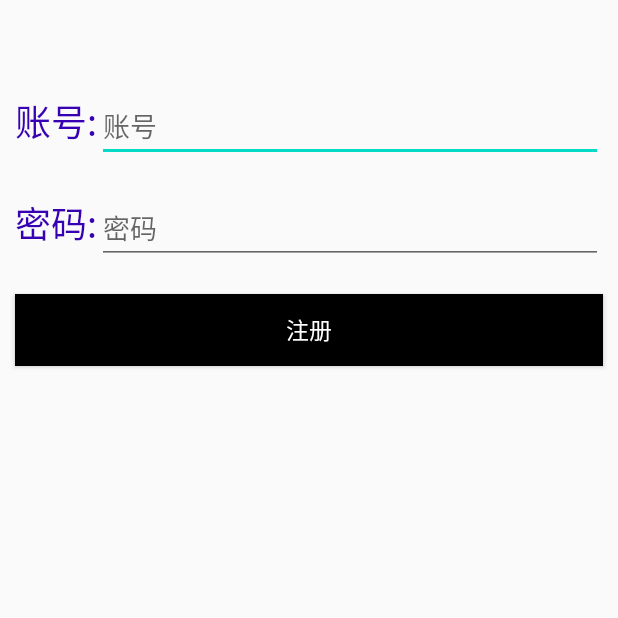
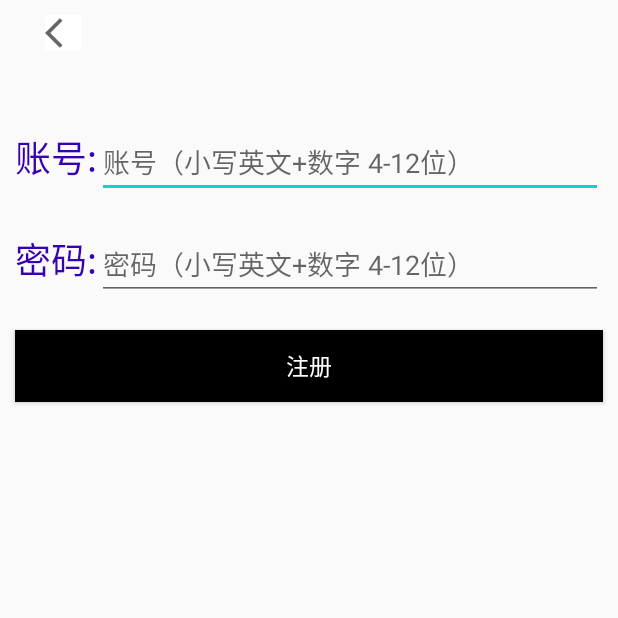
Before and after one commit to luojunlin1223/qxapp, an Android app: the Register screen opened directly, with no data from a screen before it, on a phone screen of 412 x 824 dp, the top half of it. Run offline under Robolectric (Android 15) with nearby library versions, the phone set to English and light mode, and no system bars; libraries missing offline, so code that uses them is left out: cn.bmob.v3.

```diff
--- a/app/src/main/java/com/example/qxapp/activity/Login.java
+++ b/app/src/main/java/com/example/qxapp/activity/Login.java
@@ -2,6 +2,8 @@ package com.example.qxapp.activity;
 
 import android.content.Intent;
 import android.os.Bundle;
+import android.text.InputFilter;
+import android.text.Spanned;
 import android.widget.Button;
 import android.widget.EditText;
 import android.widget.Toast;
@@ -11,6 +13,8 @@ import androidx.appcompat.app.AppCompatActivity;
 
 import com.example.qxapp.MainActivity;
 import com.example.qxapp.R;
+
+import java.util.regex.Pattern;
 
 import cn.bmob.v3.BmobUser;
 import cn.bmob.v3.exception.BmobException;
@@ -30,6 +34,7 @@ public class Login extends AppCompatActivity{
     private void initControl() {
         username=findViewById(R.id.username);
         password=findViewById(R.id.password);
+
         Button loginbtn = findViewById(R.id.login);
         Button register = findViewById(R.id.register);
 //        设置登录按钮监听器
@@ -58,4 +63,5 @@ public class Login extends AppCompatActivity{
         });
     }
 
+
 }
--- a/app/src/main/java/com/example/qxapp/activity/Register.java
+++ b/app/src/main/java/com/example/qxapp/activity/Register.java
@@ -2,8 +2,10 @@ package com.example.qxapp.activity;
 
 import android.content.Intent;
 import android.os.Bundle;
+import android.view.View;
 import android.widget.Button;
 import android.widget.EditText;
+import android.widget.ImageButton;
 import android.widget.Toast;
 
 import androidx.appcompat.app.AppCompatActivity;
@@ -16,6 +18,7 @@ import cn.bmob.v3.listener.SaveListener;
 
 public class Register extends AppCompatActivity {
     private EditText username,password;
+    private ImageButton canclebtn;
     Button register;
     @Override
     protected void onCreate(Bundle savedInstanceState) {
@@ -28,16 +31,27 @@ public class Register extends AppCompatActivity {
         username=findViewById(R.id.username);
         password=findViewById(R.id.password);
         register=findViewById(R.id.register);
-
+        canclebtn=findViewById(R.id.cancelbtn);
+        canclebtn.setOnClickListener(new View.OnClickListener() {
+            @Override
+            public void onClick(View v) {
+                finish();
+            }
+        });
         register.setOnClickListener(v -> {
             final BmobUser user = new BmobUser();
-            user.setUsername(username.getText().toString().trim());
-            user.setPassword(password.getText().toString().trim());
             if (username.getText().toString().equals("")) {
                 Toast.makeText(Register.this, "用户没有输入用户名", Toast.LENGTH_LONG).show();
             } else if (password.getText().toString().equals("")) {
                 Toast.makeText(Register.this, "用户没有输入密码", Toast.LENGTH_LONG).show();
-            } else {
+            } else if(username.getText().toString().length()<4){
+                Toast.makeText(Register.this, "用户名长度小于4", Toast.LENGTH_LONG).show();
+            }else if(password.getText().toString().length()<4){
+                Toast.makeText(Register.this, "密码长度小于4", Toast.LENGTH_LONG).show();
+            }else
+            {
+                user.setUsername(username.getText().toString().trim());
+                user.setPassword(password.getText().toString().trim());
                 user.signUp(new SaveListener<BmobUser>() {
                     @Override
                     public void done(BmobUser user, BmobException e) {
--- a/app/src/main/res/layout/activity_login.xml
+++ b/app/src/main/res/layout/activity_login.xml
@@ -19,6 +19,8 @@
             android:text="账号:"
             android:textSize="24sp"/>
         <EditText
+            android:digits="0123456789abcdefghijklmnopqrstuvwxyz"
+            android:maxLength="12"
             android:id="@+id/username"
             android:layout_width="match_parent"
             android:layout_height="wrap_content"
@@ -36,6 +38,8 @@
             android:text="密码:"
             android:textSize="24sp"/>
         <EditText
+            android:digits="0123456789abcdefghijklmnopqrstuvwxyz"
+            android:maxLength="12"
             android:id="@+id/password"
             android:layout_width="match_parent"
             android:layout_height="wrap_content"
--- a/app/src/main/res/layout/activity_register.xml
+++ b/app/src/main/res/layout/activity_register.xml
@@ -7,6 +7,15 @@
         android:orientation="vertical"
         android:layout_width="match_parent"
         android:layout_height="wrap_content">
+        <ImageButton
+            android:id="@+id/cancelbtn"
+            android:layout_gravity="center_vertical"
+            android:layout_marginStart="20sp"
+            android:background="@color/white"
+            android:layout_width="wrap_content"
+            android:layout_height="wrap_content"
+            android:src="@drawable/back_arrow"
+            />
         <LinearLayout
             android:layout_marginTop="50dp"
             android:layout_width="match_parent"
@@ -19,10 +28,12 @@
                 android:text="账号:"
                 android:textSize="24sp"/>
             <EditText
+                android:digits="0123456789abcdefghijklmnopqrstuvwxyz"
+                android:maxLength="12"
                 android:id="@+id/username"
                 android:layout_width="match_parent"
                 android:layout_height="wrap_content"
-                android:hint="账号"/>
+                android:hint="账号（小写英文+数字 4-12位）"/>
         </LinearLayout>
         <LinearLayout
             android:layout_marginTop="20dp"
@@ -36,10 +47,12 @@
                 android:text="密码:"
                 android:textSize="24sp"/>
             <EditText
+                android:digits="0123456789abcdefghijklmnopqrstuvwxyz"
+                android:maxLength="12"
                 android:id="@+id/password"
                 android:layout_width="match_parent"
                 android:layout_height="wrap_content"
-                android:hint="密码"/>
+                android:hint="密码（小写英文+数字 4-12位）"/>
         </LinearLayout>
     </LinearLayout>
     <Button
```
Also changed, not shown: app/src/main/java/com/example/qxapp/Adapter/MineAdapter.java (+4 -4 lines), app/src/main/java/com/example/qxapp/activity/Search.java (+95 -50 lines), app/src/main/java/com/example/qxapp/activity/Update.java (+18 -5 lines), app/src/main/res/drawable/note.xml (added, +10 -0 lines), app/src/main/res/drawable/setting.xml (added, +10 -0 lines), app/src/main/res/layout/activity_update.xml (+3 -10 lines).
